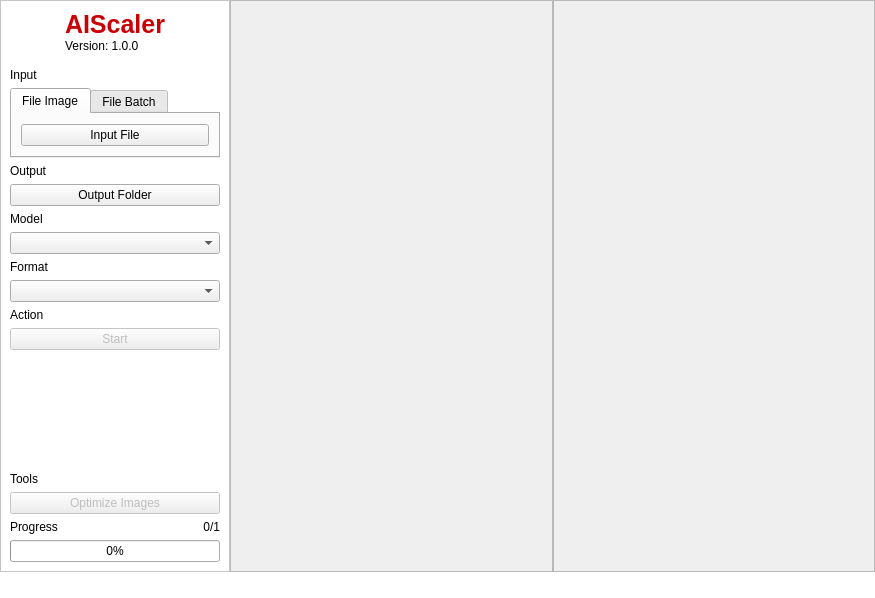
Old version of the form src/ui/mainwindow.ui in the repository aiscaler/aiscaler.
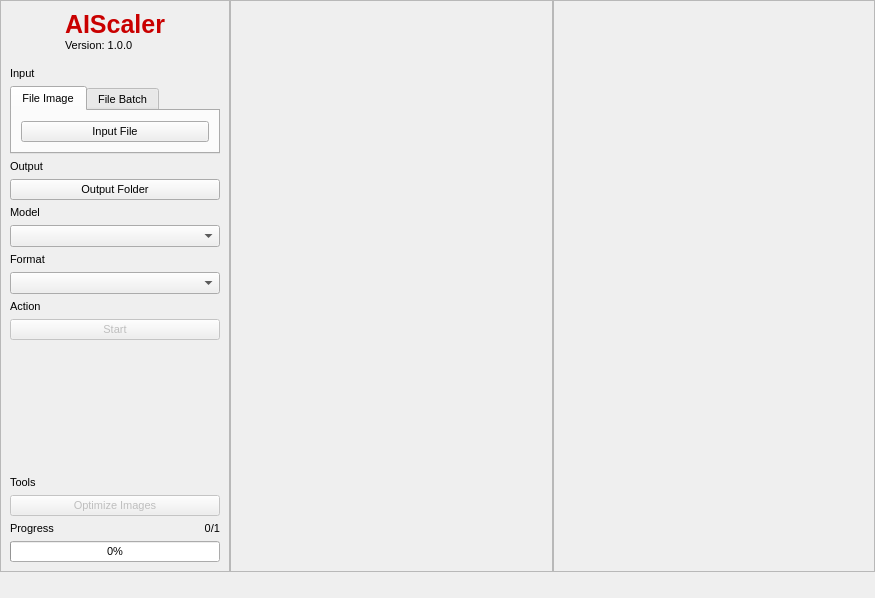
New version of the form. Icons and pictures are not drawn.

Commit message: fix: remove color pallete, ui header and code formatting

Diff of the .ui file:
```diff
--- a/src/ui/mainwindow.ui
+++ b/src/ui/mainwindow.ui
@@ -60,9 +60,7 @@
        </font>
       </property>
       <property name="styleSheet">
-       <string notr="true">#frame {
-	background-color: rgb(255, 255, 255);
-}</string>
+       <string notr="true"></string>
       </property>
       <property name="frameShape">
        <enum>QFrame::StyledPanel</enum>
@@ -539,9 +537,7 @@
        </sizepolicy>
       </property>
       <property name="styleSheet">
-       <string notr="true">#frameStatusBar {
-	background-color: rgb(255, 255, 255);
-}</string>
+       <string notr="true"></string>
       </property>
       <property name="frameShape">
        <enum>QFrame::NoFrame</enum>
```
The commit also changes 10 other files.
